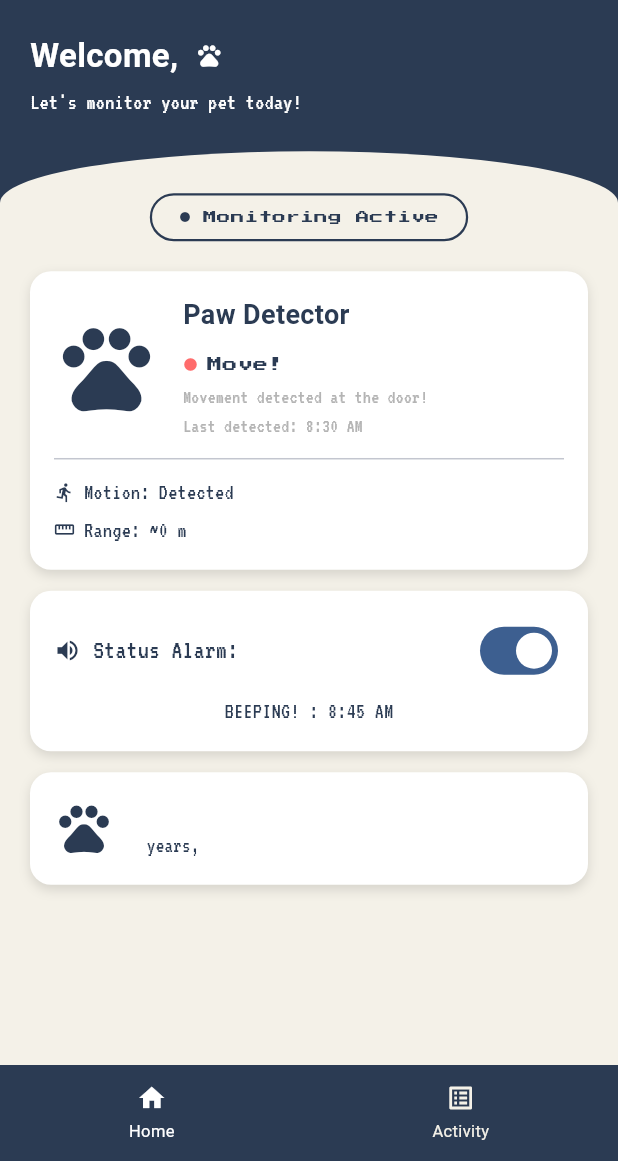
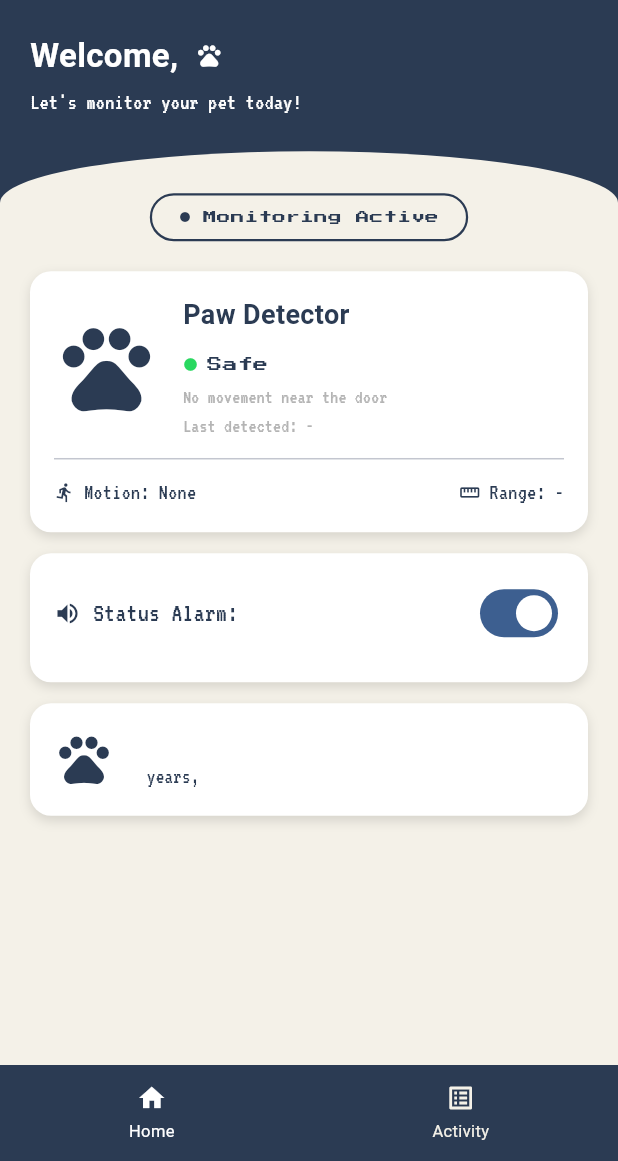
Before and after one commit to sapphire-png/pawping, a Flutter app: the DashboardScreen screen opened directly with empty values, on a phone screen of 412 x 824 dp, the part 75-1236 px from its top. Run offline on Flutter 3.47's test engine with Material 3 defaults, Android fonts, the phone set to English and light mode, and no system bars; our stand-ins replace firebase_core, firebase_database, google_fonts; accounts and stored records are empty; statements that could not run were skipped.

Commit message:
update commit

```diff
--- a/lib/screens/dashboard_screen.dart
+++ b/lib/screens/dashboard_screen.dart
@@ -1,5 +1,6 @@
 import 'package:flutter/material.dart';
 import 'package:google_fonts/google_fonts.dart';
+import 'dart:async';
 import 'package:firebase_database/firebase_database.dart';
 import '../../core/constants/app_color.dart';
 import '../../widgets/bottom_navbar.dart';
@@ -25,10 +26,66 @@ class DashboardScreen extends StatefulWidget {
 class _DashboardScreenState extends State<DashboardScreen> {
   bool _alarmOn = true;
   bool _monitoringOn = true;
-  bool _nearDoor = true; // true = Move!, false = Safe
+
+  int _gerak = 0; // 1 = ada pergerakan, 0 = tidak ada
+  double? _jarak; // jarak terbaru dari sensor (cm)
+  DateTime? _lastDetected; // waktu terakhir gerak = 1
+  StreamSubscription<DatabaseEvent>? _sensorSub;
+
+  // true kalau hewan bergerak (Move!), false kalau Safe
+  bool get _nearDoor => _gerak == 1;
+
+  @override
+  void initState() {
+    super.initState();
+    _listenSensor();
+  }
+
+  void _listenSensor() {
+    _sensorSub = FirebaseDatabase.instance
+        .ref("sensor/latest")
+        .onValue
+        .listen((event) {
+      final raw = event.snapshot.value;
+      if (raw is! Map) return;
+
+      final data = Map<dynamic, dynamic>.from(raw);
+      final g = data['gerak'];
+      final j = data['jarak'];
+      final w = data['waktu'];
+
+      final int gerak = g is num ? g.toInt() : (int.tryParse('$g') ?? 0);
+      final double? jarak =
+          j is num ? j.toDouble() : double.tryParse('$j');
+      final int? waktu = w is num ? w.toInt() : int.tryParse('$w');
+
+      if (!mounted) return;
+      setState(() {
+        _gerak = gerak;
+        _jarak = jarak;
+        if (gerak == 1 && waktu != null) {
+          _lastDetected = DateTime.fromMillisecondsSinceEpoch(waktu);
+        }
+      });
+    }, onError: (e) => debugPrint('SENSOR ERROR: $e'));
+  }
+
+  @override
+  void dispose() {
+    _sensorSub?.cancel();
+    super.dispose();
+  }
 
   void _toggleMonitoring() {
     setState(() => _monitoringOn = !_monitoringOn);
+  }
+
+  // format jam, contoh: 8:30 AM
+  String _formatTime(DateTime t) {
+    final h = t.hour % 12 == 0 ? 12 : t.hour % 12;
+    final m = t.minute.toString().padLeft(2, '0');
+    final ampm = t.hour >= 12 ? 'PM' : 'AM';
+    return '$h:$m $ampm';
   }
 
   // gaya teks pixel dan text body
@@ -57,7 +114,7 @@ class _DashboardScreenState extends State<DashboardScreen> {
           Expanded(
             child: Container(
               width: double.infinity,
-              decoration:  BoxDecoration(
+              decoration: BoxDecoration(
                 color: AppColor.cream,
                 borderRadius: BorderRadius.vertical(
                   top: Radius.elliptical(300, 50),
@@ -119,9 +176,7 @@ class _DashboardScreenState extends State<DashboardScreen> {
                 ),
               ],
             ),
-
             SizedBox(height: 22),
-
             Row(
               children: [
                 Flexible(
@@ -143,9 +198,7 @@ class _DashboardScreenState extends State<DashboardScreen> {
                 ),
               ],
             ),
-
             SizedBox(height: 5),
-
             Text(
               "Let's monitor your pet today!",
               style: _body(15, AppColor.white),
@@ -205,10 +258,10 @@ class _DashboardScreenState extends State<DashboardScreen> {
         : (near
             ? 'Movement detected at the door!'
             : 'No movement near the door');
+    final String lastDetected =
+        _lastDetected == null ? '-' : _formatTime(_lastDetected!);
 
-    return GestureDetector(
-      onTap: () => setState(() => _nearDoor = !_nearDoor),
-      child: _card(
+    return _card(
       child: Column(
         children: [
           Row(
@@ -234,22 +287,17 @@ class _DashboardScreenState extends State<DashboardScreen> {
                     SizedBox(height: 13),
                     Row(
                       children: [
-                          Icon(
-                            Icons.circle,
-                            size: 10,
-                            color: dotColor,
-                          ),
+                        Icon(Icons.circle, size: 10, color: dotColor),
                         SizedBox(width: 6),
-                          Text(
-                            statusText,
-                            style: _pixel(10, AppColor.navy),
-                          ),
+                        Text(statusText, style: _pixel(10, AppColor.navy)),
                       ],
                     ),
                     SizedBox(height: 6),
                     Text(message, style: _body(13, AppColor.grey)),
                     Text(
-                        on ? 'Last detected: 8:30 AM' : 'Tap the pill to turn on',
+                      on
+                          ? 'Last detected: $lastDetected'
+                          : 'Tap the pill to turn on',
                       style: _body(13, AppColor.grey),
                     ),
                   ],
@@ -258,18 +306,31 @@ class _DashboardScreenState extends State<DashboardScreen> {
             ],
           ),
           const Divider(height: 24),
-            _infoRow(Icons.directions_run, 'Motion:',
-                !on ? '-' : (near ? 'Detected' : 'None')),
-            const SizedBox(height: 4),
-            _infoRow(Icons.straighten, 'Range:', !on ? '-' : (near ? '~0 m' : '-')),
+          Row(
+            mainAxisAlignment: MainAxisAlignment.spaceBetween,
+            children: [
+              _infoRow(
+                Icons.directions_run,
+                'Motion:',
+                !on ? '-' : (near ? 'Detected' : 'None'),
+              ),
+              _infoRow(
+                Icons.straighten,
+                'Range:',
+                (!on || _jarak == null)
+                    ? '-'
+                    : '${_jarak!.toStringAsFixed(1)} cm',
+              ),
             ],
           ),
+        ],
       ),
     );
   }
 
   Widget _infoRow(IconData icon, String label, String value) {
     return Row(
+      mainAxisSize: MainAxisSize.min,
       children: [
         Icon(icon, size: 14, color: AppColor.navy),
         SizedBox(width: 6),
@@ -302,16 +363,6 @@ class _DashboardScreenState extends State<DashboardScreen> {
             ],
           ),
           SizedBox(height: 6),
-          Center(
-            child: Text(
-              !on
-                  ? 'Monitoring off'
-                  : !_alarmOn
-                      ? 'Alarm off'
-                      : (_nearDoor ? 'BEEPING! : 8:45 AM' : 'Alarm ready'),
-              style: _body(15, AppColor.navy),
-            ),
-          ),
         ],
       ),
     );
@@ -327,10 +378,10 @@ class _DashboardScreenState extends State<DashboardScreen> {
         String breed = widget.petBreed;
 
         if (snapshot.hasData && snapshot.data!.snapshot.value != null) {
-          var data = snapshot.data!.snapshot.value as Map<dynamic, dynamic>;
-          name = data['name'] ?? widget.petName;
-          age = data['age'] ?? widget.petAge;
-          breed = data['breed'] ?? widget.petBreed;
+          final data = snapshot.data!.snapshot.value as Map<dynamic, dynamic>;
+          name = (data['name'] ?? widget.petName).toString();
+          age = (data['age'] ?? widget.petAge).toString();
+          breed = (data['breed'] ?? widget.petBreed).toString();
         }
 
         return _card(
```
Also changed, not shown: pubspec.lock. Lines whose indentation alone changed are shown as unchanged.
